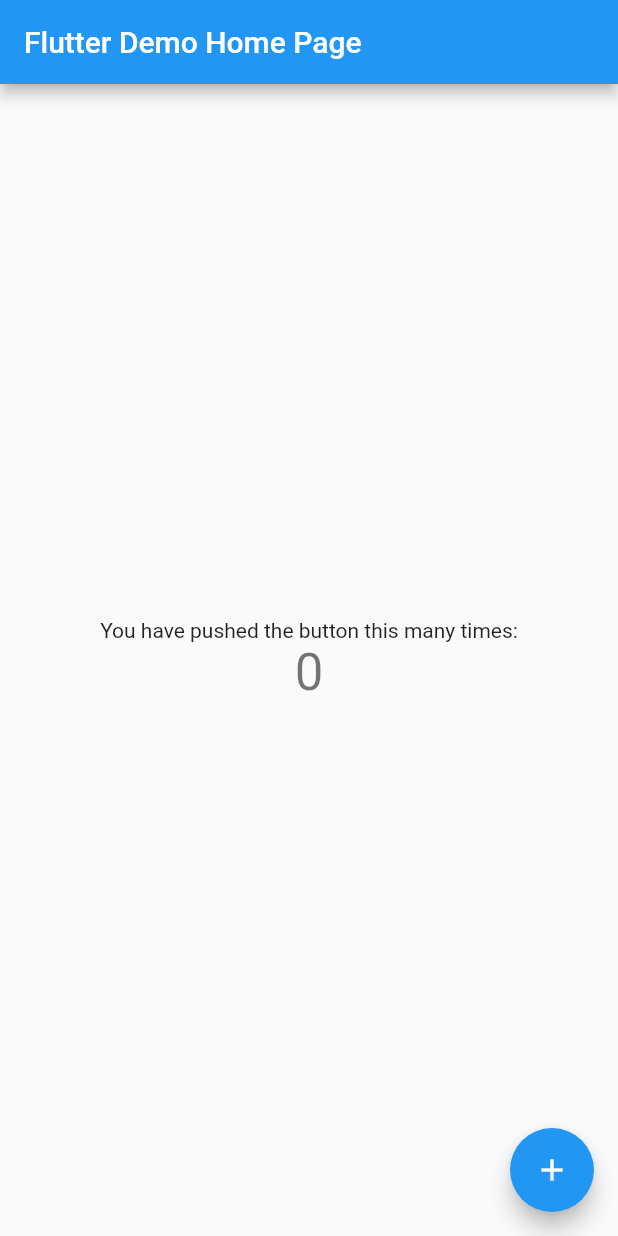
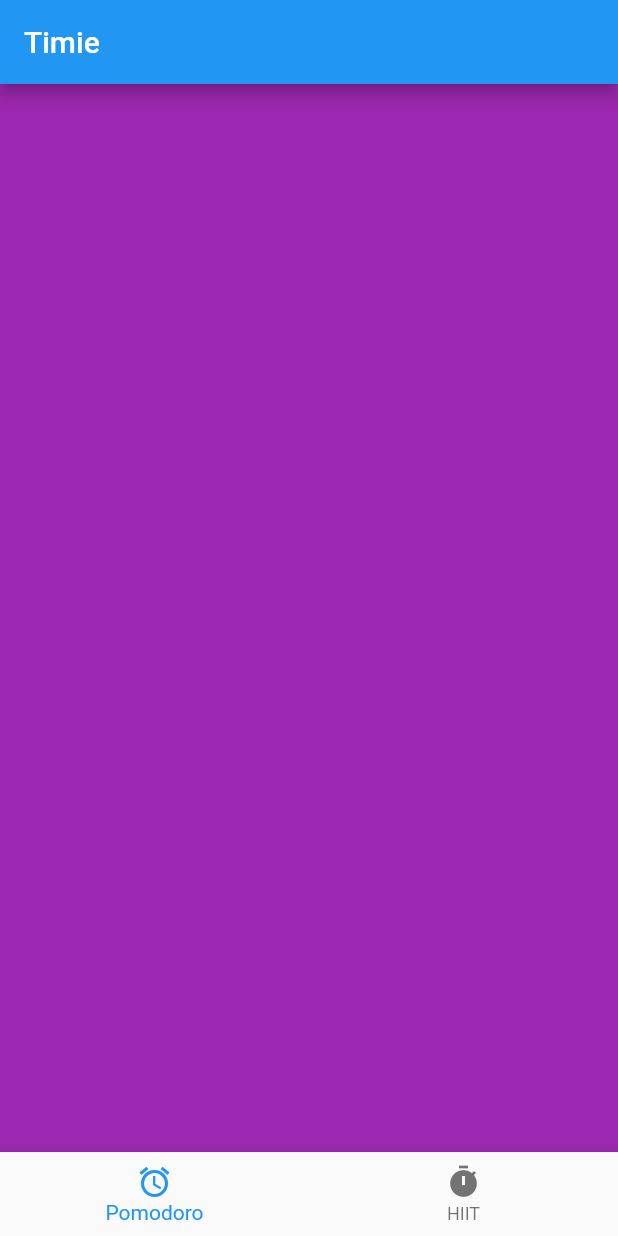
Before and after one commit to gunawanlie/timie, a Flutter app: the screen it shows after launch, on a phone screen of 412 x 824 dp. Run offline on Flutter 3.47's test engine with Material 2 defaults, Android fonts, the phone set to English and light mode, and no system bars.

Commit message:
custom tabbar

```diff
--- /dev/null
+++ b/lib/home.dart
@@ -0,0 +1,68 @@
+import 'package:flutter/material.dart';
+import 'placeholder.dart';
+
+class Home extends StatefulWidget {
+  @override
+  State<StatefulWidget> createState() {
+    return _HomeState();
+  }
+}
+
+class _HomeState extends State<Home> with SingleTickerProviderStateMixin {
+
+  int _widgetIndex = 0;
+  final List<Widget> _widgets = [
+    PlaceholderWidget(Colors.purple),
+    PlaceholderWidget(Colors.deepOrange),
+  ];
+
+  TabController _tabController;
+
+  @override
+  void initState() {
+    // TODO: implement initState
+    super.initState();
+    _tabController = TabController(length: _widgets.length, vsync: this);
+  }
+
+  @override
+  void dispose() {
+    // TODO: implement dispose
+    _tabController.dispose();
+    super.dispose();
+  }
+
+  @override
+  Widget build(BuildContext context) {
+    return Scaffold(
+      appBar: AppBar(
+        title: Text('Timie'),
+      ),
+      body: TabBarView(
+        controller: _tabController,
+        children: _widgets,
+      ),
+      bottomNavigationBar: BottomNavigationBar(
+        onTap: _onTabTapped, // new
+        currentIndex: _widgetIndex, // new
+        items: [
+          new BottomNavigationBarItem(
+            icon: Icon(Icons.access_alarm),
+            title: Text('Pomodoro'),
+          ),
+          new BottomNavigationBarItem(
+            icon: Icon(Icons.timer),
+            title: Text('HIIT'),
+          ),
+        ],
+      ),
+    );
+  }
+
+  void _onTabTapped(int index) {
+    setState(() {
+      _widgetIndex = index;
+      _tabController.animateTo(_widgetIndex);
+    });
+  }
+}
--- a/lib/main.dart
+++ b/lib/main.dart
@@ -1,117 +1,16 @@
 import 'package:flutter/material.dart';
 
+import 'home.dart';
+
 void main() {
-  runApp(MyApp());
+  runApp(App());
 }
 
-class MyApp extends StatelessWidget {
-  // This widget is the root of your application.
+class App extends StatelessWidget {
   @override
   Widget build(BuildContext context) {
     return MaterialApp(
-      title: 'Flutter Demo',
-      theme: ThemeData(
-        // This is the theme of your application.
-        //
-        // Try running your application with "flutter run". You'll see the
-        // application has a blue toolbar. Then, without quitting the app, try
-        // changing the primarySwatch below to Colors.green and then invoke
-        // "hot reload" (press "r" in the console where you ran "flutter run",
-        // or simply save your changes to "hot reload" in a Flutter IDE).
-        // Notice that the counter didn't reset back to zero; the application
-        // is not restarted.
-        primarySwatch: Colors.blue,
-        // This makes the visual density adapt to the platform that you run
-        // the app on. For desktop platforms, the controls will be smaller and
-        // closer together (more dense) than on mobile platforms.
-        visualDensity: VisualDensity.adaptivePlatformDensity,
-      ),
-      home: MyHomePage(title: 'Flutter Demo Home Page'),
+      home: Home(),
     );
   }
 }
-
-class MyHomePage extends StatefulWidget {
-  MyHomePage({Key key, this.title}) : super(key: key);
-
-  // This widget is the home page of your application. It is stateful, meaning
-  // that it has a State object (defined below) that contains fields that affect
-  // how it looks.
-
-  // This class is the configuration for the state. It holds the values (in this
-  // case the title) provided by the parent (in this case the App widget) and
-  // used by the build method of the State. Fields in a Widget subclass are
-  // always marked "final".
-
-  final String title;
-
-  @override
-  _MyHomePageState createState() => _MyHomePageState();
-}
-
-class _MyHomePageState extends State<MyHomePage> {
-  int _counter = 0;
-
-  void _incrementCounter() {
-    setState(() {
-      // This call to setState tells the Flutter framework that something has
-      // changed in this State, which causes it to rerun the build method below
-      // so that the display can reflect the updated values. If we changed
-      // _counter without calling setState(), then the build method would not be
-      // called again, and so nothing would appear to happen.
-      _counter++;
-    });
-  }
-
-  @override
-  Widget build(BuildContext context) {
-    // This method is rerun every time setState is called, for instance as done
-    // by the _incrementCounter method above.
-    //
-    // The Flutter framework has been optimized to make rerunning build methods
-    // fast, so that you can just rebuild anything that needs updating rather
-    // than having to individually change instances of widgets.
-    return Scaffold(
-      appBar: AppBar(
-        // Here we take the value from the MyHomePage object that was created by
-        // the App.build method, and use it to set our appbar title.
-        title: Text(widget.title),
-      ),
-      body: Center(
-        // Center is a layout widget. It takes a single child and positions it
-        // in the middle of the parent.
-        child: Column(
-          // Column is also a layout widget. It takes a list of children and
-          // arranges them vertically. By default, it sizes itself to fit its
-          // children horizontally, and tries to be as tall as its parent.
-          //
-          // Invoke "debug painting" (press "p" in the console, choose the
-          // "Toggle Debug Paint" action from the Flutter Inspector in Android
-          // Studio, or the "Toggle Debug Paint" command in Visual Studio Code)
-          // to see the wireframe for each widget.
-          //
-          // Column has various properties to control how it sizes itself and
-          // how it positions its children. Here we use mainAxisAlignment to
-          // center the children vertically; the main axis here is the vertical
-          // axis because Columns are vertical (the cross axis would be
-          // horizontal).
-          mainAxisAlignment: MainAxisAlignment.center,
-          children: <Widget>[
-            Text(
-              'You have pushed the button this many times:',
-            ),
-            Text(
-              '$_counter',
-              style: Theme.of(context).textTheme.headline4,
-            ),
-          ],
-        ),
-      ),
-      floatingActionButton: FloatingActionButton(
-        onPressed: _incrementCounter,
-        tooltip: 'Increment',
-        child: Icon(Icons.add),
-      ), // This trailing comma makes auto-formatting nicer for build methods.
-    );
-  }
-}
--- /dev/null
+++ b/lib/placeholder.dart
@@ -0,0 +1,14 @@
+import 'package:flutter/material.dart';
+
+class PlaceholderWidget extends StatelessWidget {
+  final Color color;
+
+  PlaceholderWidget(this.color);
+
+  @override
+  Widget build(BuildContext context) {
+    return Container(
+      color: color,
+    );
+  }
+}
```
